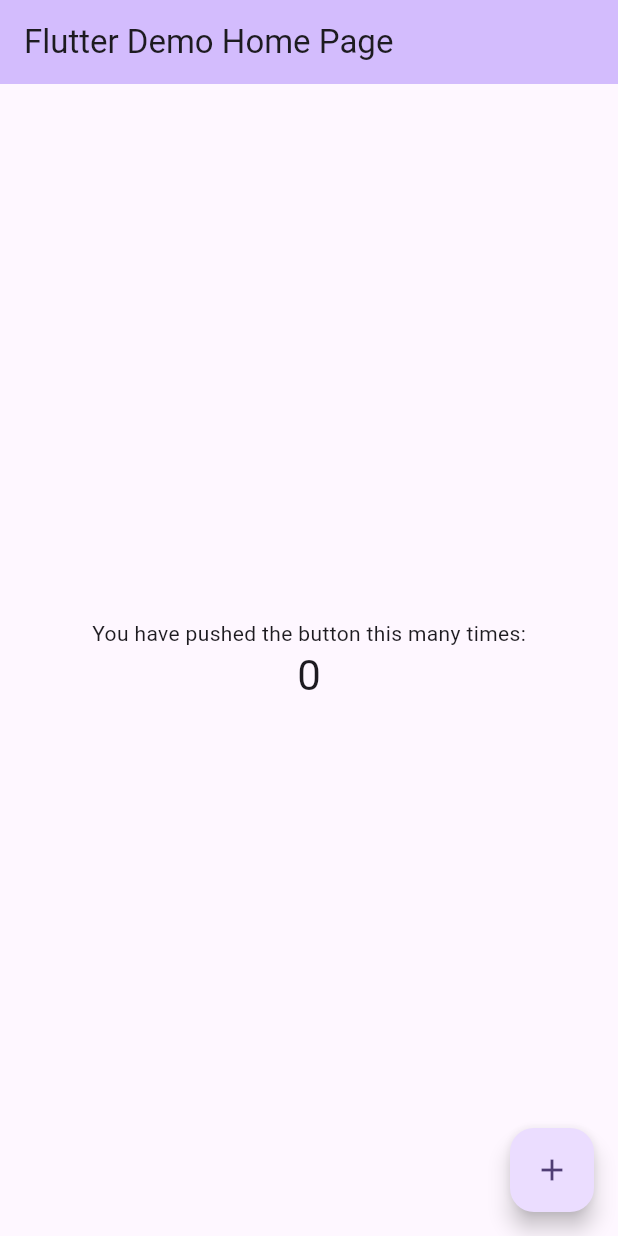
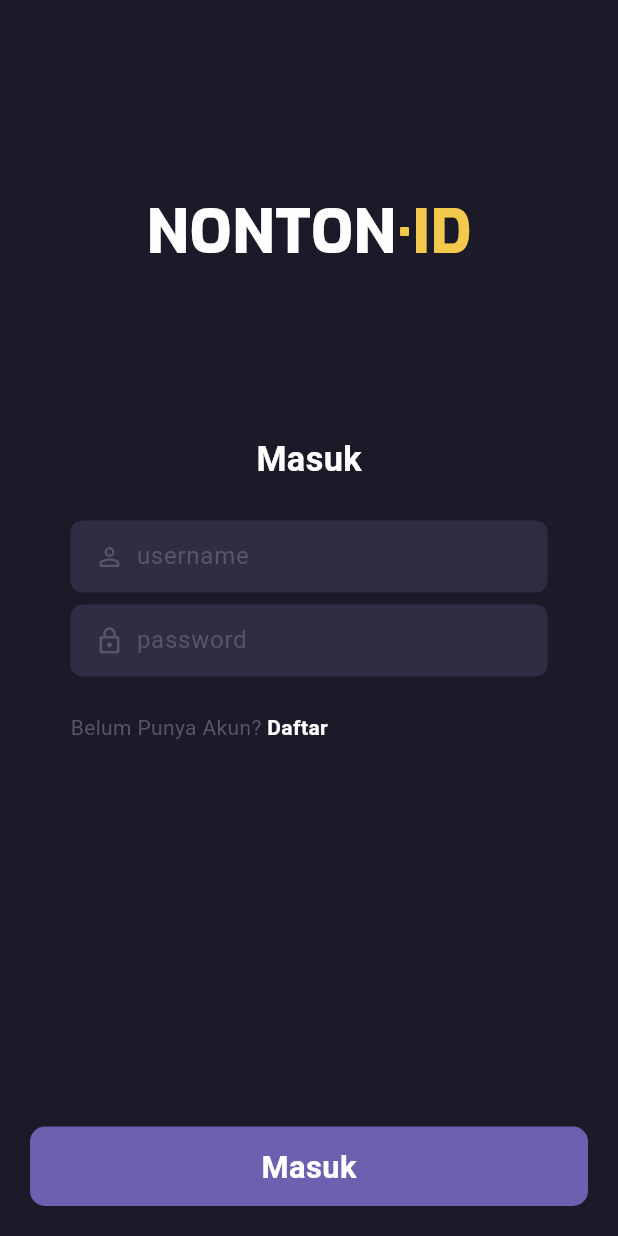
Before and after one commit to praditia12/Nonton-ID, a Flutter app: the screen it shows after launch, on a phone screen of 412 x 824 dp. Run offline on Flutter 3.47's test engine with Material 3 defaults, Android fonts, the phone set to English and light mode, and no system bars; our stand-ins replace flutter_screenutil.

Commit message:
add ui screen login

```diff
--- /dev/null
+++ b/lib/components/text_logo_component.dart
@@ -0,0 +1,32 @@
+import 'package:flutter/material.dart';
+
+import '../style/app_style.dart';
+
+class TextLogoComponent extends StatelessWidget {
+  const TextLogoComponent({super.key});
+
+  @override
+  Widget build(BuildContext context) {
+    return Row(
+      mainAxisAlignment: MainAxisAlignment.center,
+      children: [
+        Text(
+          "NONTON",
+          style: TextStyle(
+            fontFamily: AppStyle.appFont.secondary,
+            fontSize: 40.0,
+            color: AppStyle.appColors.white,
+          ),
+        ),
+        Text(
+          "·ID",
+          style: TextStyle(
+            fontFamily: AppStyle.appFont.secondary,
+            fontSize: 40.0,
+            color: AppStyle.appColors.yellow,
+          ),
+        ),
+      ],
+    );
+  }
+}
--- a/lib/main.dart
+++ b/lib/main.dart
@@ -1,4 +1,8 @@
 import 'package:flutter/material.dart';
+import 'package:flutter_screenutil/flutter_screenutil.dart';
+
+import 'screens/login_screen.dart';
+import 'style/app_style.dart';
 
 void main() {
   runApp(const MyApp());
@@ -9,61 +13,23 @@ class MyApp extends StatelessWidget {
 
   @override
   Widget build(BuildContext context) {
+    // Initialize ScreenUtil for responsive design
+    ScreenUtil.init(context);
+
     return MaterialApp(
-      title: 'Flutter Demo',
+      title: 'Your App Name',
       theme: ThemeData(
-        colorScheme: ColorScheme.fromSeed(seedColor: Colors.deepPurple),
-        useMaterial3: true,
+        primaryColor: AppStyle.appColors.primary,
+        colorScheme: ColorScheme.fromSwatch().copyWith(
+          primary: AppStyle.appColors.primary,
+          secondary: AppStyle.appColors.secondary,
+        ),
+        appBarTheme: AppBarTheme(
+          backgroundColor: AppStyle.appColors.primary,
+        ),
       ),
-      home: const MyHomePage(title: 'Flutter Demo Home Page'),
+      // debugShowCheckedModeBanner: false,
+      home: LoginScreen(),
     );
   }
 }
-
-class MyHomePage extends StatefulWidget {
-  const MyHomePage({super.key, required this.title});
-
-  final String title;
-
-  @override
-  State<MyHomePage> createState() => _MyHomePageState();
-}
-
-class _MyHomePageState extends State<MyHomePage> {
-  int _counter = 0;
-
-  void _incrementCounter() {
-    setState(() {
-      _counter++;
-    });
-  }
-
-  @override
-  Widget build(BuildContext context) {
-    return Scaffold(
-      appBar: AppBar(
-        backgroundColor: Theme.of(context).colorScheme.inversePrimary,
-        title: Text(widget.title),
-      ),
-      body: Center(
-        child: Column(
-          mainAxisAlignment: MainAxisAlignment.center,
-          children: <Widget>[
-            const Text(
-              'You have pushed the button this many times:',
-            ),
-            Text(
-              '$_counter',
-              style: Theme.of(context).textTheme.headlineMedium,
-            ),
-          ],
-        ),
-      ),
-      floatingActionButton: FloatingActionButton(
-        onPressed: _incrementCounter,
-        tooltip: 'Increment',
-        child: const Icon(Icons.add),
-      ),
-    );
-  }
-}
--- /dev/null
+++ b/lib/screens/login_screen.dart
@@ -0,0 +1,80 @@
+import 'package:flutter/material.dart';
+import 'package:nonton_id/widgets/button_widget.dart';
+
+import '../components/text_logo_component.dart';
+import '../style/app_style.dart';
+import '../widgets/text_field_widget.dart';
+
+class LoginScreen extends StatelessWidget {
+  const LoginScreen({super.key});
+
+  @override
+  Widget build(BuildContext context) {
+    return SafeArea(
+      child: Scaffold(
+        resizeToAvoidBottomInset: false,
+        backgroundColor: AppStyle.appColors.backgroundColor,
+        body: Padding(
+          padding: AppStyle.appMargin.paddingScreen20,
+          child: Column(
+            children: [
+              Container(
+                height: 270,
+                alignment: Alignment.center,
+                child: TextLogoComponent(),
+              ),
+              Padding(
+                padding: const EdgeInsets.symmetric(horizontal: 27),
+                child: Column(
+                  mainAxisAlignment: MainAxisAlignment.center,
+                  children: [
+                    Text(
+                      "Masuk",
+                      style: AppStyle.appFont.titleMediumStyleWhite,
+                    ),
+                    AppStyle.appMargin.spaceExtraHeight,
+                    TextFieldWidget(
+                      controller: TextEditingController(),
+                      hintText: 'username',
+                      icon: Icons.person_outline_rounded,
+                    ),
+                    SizedBox(height: 8),
+                    TextFieldWidget(
+                      controller: TextEditingController(),
+                      hintText: 'password',
+                      icon: Icons.lock_outline_rounded,
+                    ),
+                    AppStyle.appMargin.spaceExtraHeight,
+                    Row(
+                      // mainAxisAlignment: MainAxisAlignment.center,
+                      children: [
+                        Text(
+                          'Belum Punya Akun? ',
+                          style: TextStyle(color: AppStyle.appColors.tertiary),
+                        ),
+                        InkWell(
+                          child: Text(
+                            'Daftar',
+                            style: TextStyle(
+                              fontWeight: FontWeight.w600,
+                              color: AppStyle.appColors.white,
+                            ),
+                          ),
+                        )
+                      ],
+                    ),
+                  ],
+                ),
+              ),
+              Expanded(child: SizedBox()),
+              ButtonWidget(
+                text: 'Masuk',
+                onPressed: () {},
+              )
+            ],
+          ),
+        ),
+      ),
+    );
+  }
+}
--- /dev/null
+++ b/lib/widgets/button_widget.dart
@@ -0,0 +1,58 @@
+import 'package:flutter/material.dart';
+import 'package:flutter_screenutil/flutter_screenutil.dart';
+
+import '../style/app_style.dart';
+
+class ButtonWidget extends StatelessWidget {
+  final String text;
+  final IconData? icon;
+  final VoidCallback onPressed;
+
+  const ButtonWidget({
+    Key? key,
+    required this.text,
+    this.icon,
+    required this.onPressed,
+  });
+
+  @override
+  Widget build(BuildContext context) {
+    return Material(
+      color: AppStyle.appColors.primary,
+      borderRadius: BorderRadius.circular(10.0),
+      child: InkWell(
+        borderRadius: BorderRadius.circular(10.0),
+        onTap: onPressed,
+        child: Container(
+          padding: EdgeInsets.symmetric(vertical: 12.0),
+          width: 1.sw,
+          alignment: Alignment.center,
+          decoration: BoxDecoration(
+            borderRadius: BorderRadius.circular(10.0),
+          ),
+          child: Row(
+            mainAxisSize: MainAxisSize.min,
+            children: [
+              if (icon != null) ...[
+                Icon(
+                  icon,
+                  size: 24.sp,
+                  color: AppStyle.appColors.white,
+                ),
+                SizedBox(width: 10.w),
+              ],
+              Text(
+                text,
+                style: TextStyle(
+                  fontSize: 18.sp,
+                  fontWeight: FontWeight.w600,
+                  color: AppStyle.appColors.white,
+                ),
+              ),
+            ],
+          ),
+        ),
+      ),
+    );
+  }
+}
--- /dev/null
+++ b/lib/widgets/text_field_widget.dart
@@ -0,0 +1,61 @@
+import 'package:flutter/material.dart';
+import 'package:flutter_screenutil/flutter_screenutil.dart';
+
+import '../style/app_style.dart';
+
+class TextFieldWidget extends StatelessWidget {
+  final TextEditingController controller;
+  final String hintText;
+  final IconData? icon;
+  final double? width;
+  final double? height;
+  final EdgeInsets padding;
+
+  const TextFieldWidget({
+    Key? key,
+    required this.controller,
+    required this.hintText,
+    this.icon,
+    this.width,
+    this.height,
+    this.padding = const EdgeInsets.fromLTRB(16, 12, 16, 12),
+  });
+
+  @override
+  Widget build(BuildContext context) {
+    return Container(
+      width: width ?? 1.sw,
+      height: height,
+      padding: padding,
+      decoration: BoxDecoration(
+        borderRadius: BorderRadius.circular(8),
+        color: AppStyle.appColors.secondary,
+      ),
+      child: Row(
+        children: [
+          if (icon != null) ...[
+            Icon(
+              icon,
+              size: 20,
+              color: AppStyle.appColors.tertiary,
+            ),
+            SizedBox(width: 8),
+          ],
+          Expanded(
+            child: TextField(
+              controller: controller,
+              decoration: InputDecoration(
+                hintText: hintText,
+                hintStyle: AppStyle.appFont.hinstStyleTertiary,
+                border: InputBorder.none,
+                isDense: true,
+                contentPadding: EdgeInsets.zero,
+                alignLabelWithHint: true,
+              ),
+            ),
+          ),
+        ],
+      ),
+    );
+  }
+}
```
